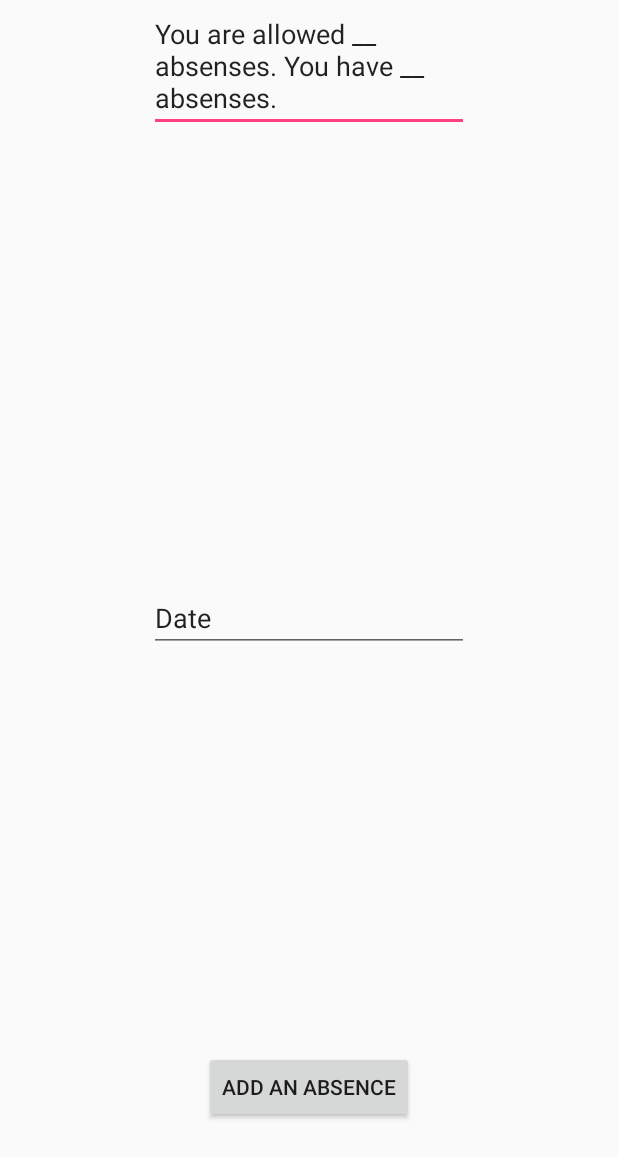
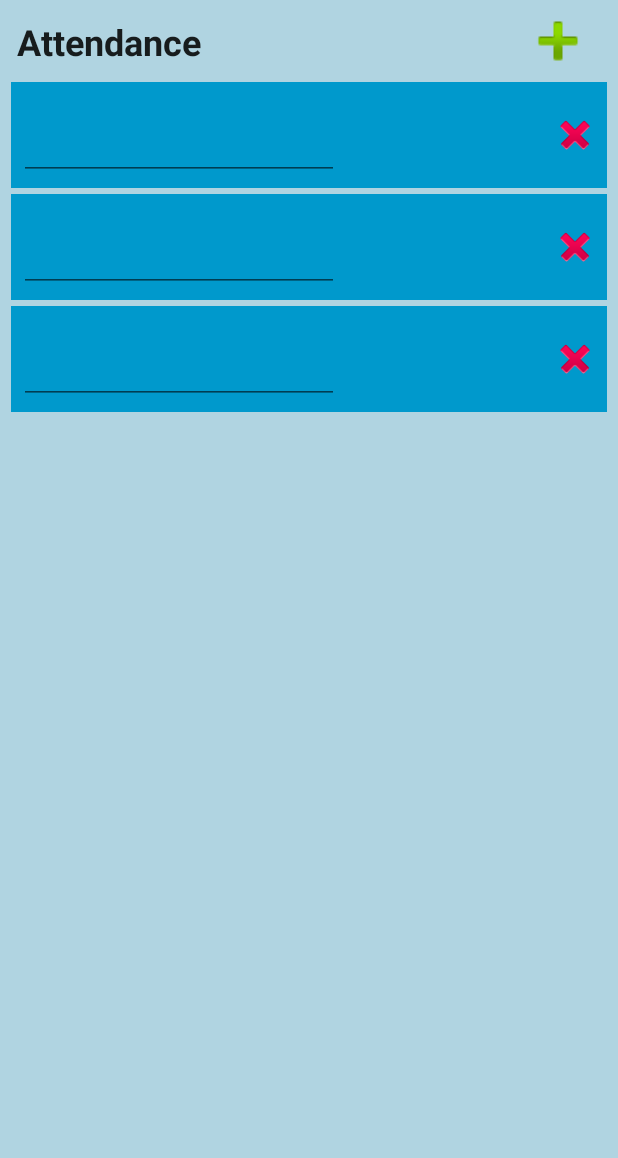
Before and after one commit to ChristaFox/StudentPlanner, an Android app: the layout activity_attendance.xml on its own in the app's theme, with its tools: preview values and no code run, on a phone screen of 412 x 824 dp. Shown: the top 1158 px of the screen. Run offline under Robolectric (Android 15) with nearby library versions, the phone set to English and light mode, and no system bars.

Commit message:
attendance xml to match assignments

```diff
--- a/app/src/main/res/layout/activity_attendance.xml
+++ b/app/src/main/res/layout/activity_attendance.xml
@@ -1,36 +1,63 @@
 <?xml version="1.0" encoding="utf-8"?>
 <RelativeLayout xmlns:android="http://schemas.android.com/apk/res/android"
+    xmlns:app="http://schemas.android.com/apk/res-auto"
+    xmlns:tools="http://schemas.android.com/tools"
     android:layout_width="match_parent"
-    android:layout_height="match_parent">
-    <Button
-        android:id="@+id/autoCompleteTextView"
+    android:layout_height="match_parent"
+    android:background="@android:color/holo_blue_light"
+    tools:background="#b0d4e1"
+    tools:context="franklin_practicum.f17gradebook.Assignments">
+        <TextView
+        android:id="@+id/textView"
         android:layout_width="wrap_content"
         android:layout_height="wrap_content"
-        android:layout_alignParentBottom="true"
-        android:layout_centerHorizontal="true"
-        android:layout_marginBottom="75dp"
-        android:layout_weight="12"
-        android:text="Add an absence" />
-
-    <EditText
-        android:layout_align="true"
-        android:layout_centerHorizontal="true"
+        android:layout_alignParentLeft="true"
+        android:layout_alignParentStart="true"
+        android:layout_alignParentTop="true"
+        android:layout_marginLeft="11dp"
+        android:layout_marginStart="11dp"
+        android:layout_marginTop="11dp"
+        android:text="Attendance"
+        android:textAppearance="@style/TextAppearance.AppCompat.Headline"
+        android:textStyle="bold"
+        tools:layout_editor_absoluteX="16dp"
+        tools:layout_editor_absoluteY="16dp" />
+    <ImageView
+        android:id="@+id/addButton"
         android:layout_width="wrap_content"
         android:layout_height="wrap_content"
-        android:layout_weight="12"
-        android:ems="10"
-        android:text="You are allowed __ absenses. You have __ absenses."
-        android:id="@+id/courseAttendanceInfo" />
+        android:layout_alignParentEnd="true"
+        android:layout_alignParentRight="true"
+        android:layout_alignTop="@+id/textView"
+        android:layout_marginEnd="24dp"
+        android:layout_marginRight="24dp"
+        android:scaleX="1.5"
+        android:scaleY="1.5"
+        app:srcCompat="@android:drawable/ic_input_add" />
+    <LinearLayout
+        android:layout_width="match_parent"
+        android:layout_height="match_parent"
+        android:layout_alignParentEnd="true"
+        android:layout_alignParentRight="true"
+        android:layout_below="@+id/textView"
+        android:orientation="horizontal">
 
-    <EditText
-        android:id="@+id/enterDate"
-        android:layout_width="wrap_content"
-        android:layout_height="wrap_content"
-        android:layout_alignLeft="@+id/courseAttendanceInfo"
-        android:layout_alignStart="@+id/courseAttendanceInfo"
-        android:layout_centerVertical="true"
-        android:ems="10"
-        android:inputType="date"
-        android:text="Date" />
-
+        <ListView
+            android:id="@+id/Absenses"
+            android:layout_width="match_parent"
+            android:layout_height="wrap_content"
+            android:layout_marginTop="3dp"
+            android:clipToPadding="false"
+            android:divider="@null"
+            android:dividerHeight="4dp"
+            android:longClickable="true"
+            android:paddingBottom="7dp"
+            android:paddingEnd="7dp"
+            android:paddingLeft="7dp"
+            android:paddingRight="7dp"
+            android:paddingStart="7dp"
+            android:paddingTop="7dp"
+            android:scrollbars="horizontal|vertical"
+            tools:listitem="@layout/activity_attendance_list_item" />
+    </LinearLayout>
 </RelativeLayout>
--- /dev/null
+++ b/app/src/main/res/layout/activity_attendance_list_item.xml
@@ -0,0 +1,48 @@
+<?xml version="1.0" encoding="utf-8"?>
+<LinearLayout xmlns:android="http://schemas.android.com/apk/res/android"
+    xmlns:app="http://schemas.android.com/apk/res-auto"
+    android:layout_width="match_parent"
+    android:layout_height="match_parent">
+
+    <RelativeLayout
+        android:layout_width="match_parent"
+        android:layout_height="wrap_content"
+        android:layout_alignParentTop="true"
+        android:layout_centerHorizontal="true"
+        android:background="@android:color/holo_blue_dark"
+        android:paddingBottom="5dp"
+        android:paddingLeft="5dp"
+        android:paddingRight="5dp"
+        android:paddingTop="5dp">
+
+        <EditText
+            android:id="@+id/dateOfAbsence"
+            android:layout_width="wrap_content"
+            android:layout_height="60dp"
+            android:layout_alignBottom="@+id/imageView4"
+            android:layout_alignParentLeft="true"
+            android:layout_alignParentStart="true"
+            android:layout_weight="1"
+            android:ems="10"
+            android:paddingBottom="5dp"
+            android:paddingLeft="5dp"
+            android:paddingRight="5dp"
+            android:paddingTop="5dp"
+            android:text=""
+            android:textAppearance="@style/TextAppearance.AppCompat"
+            android:textSize="18sp"
+            android:textStyle="bold" />
+
+        <ImageView
+            android:id="@+id/delete"
+            android:layout_width="wrap_content"
+            android:layout_height="wrap_content"
+            android:layout_alignBottom="@+id/dateOfAbsence"
+            android:layout_alignParentEnd="true"
+            android:layout_alignParentRight="true"
+            android:layout_alignParentTop="true"
+            app:srcCompat="@android:drawable/ic_delete" />
+
+    </RelativeLayout>
+
+</LinearLayout>
```
